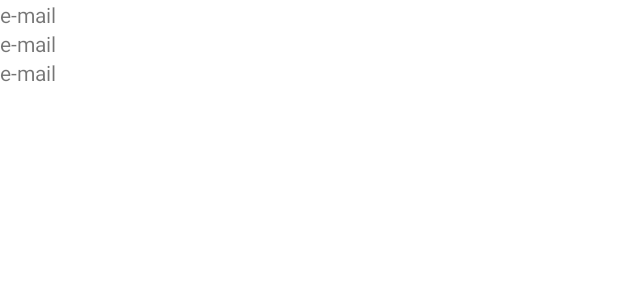
After one commit to YurijM/tote-test-coroutines, an Android app: the layout fragment_admin_emails.xml on its own in the app's theme, with its tools: preview values and no code run, on a phone screen of 412 x 824 dp. The commit adds this screen. Shown: the top 300 px of the screen. Run offline under Robolectric (Android 15) with nearby library versions, the phone set to English and light mode, and no system bars.

Commit message:
Разработка фрагмента администрирования списка разрешённых email-адресов

```diff
--- a/app/src/main/java/com/example/tote_test/firebase/FirebaseRepository.kt
+++ b/app/src/main/java/com/example/tote_test/firebase/FirebaseRepository.kt
@@ -3,10 +3,7 @@ package com.example.tote_test.firebase
 import android.net.Uri
 import androidx.lifecycle.LiveData
 import androidx.lifecycle.MutableLiveData
-import com.example.tote_test.models.GamblerModel
-import com.example.tote_test.models.GameModel
-import com.example.tote_test.models.StakeModel
-import com.example.tote_test.models.TeamModel
+import com.example.tote_test.models.*
 import com.example.tote_test.utils.*
 import com.google.firebase.auth.AuthResult
 import com.google.firebase.auth.FirebaseAuth
@@ -35,6 +32,7 @@ class FirebaseRepository {
     val gambler: LiveData<GamblerModel> = GamblerLiveData()
     val gamblers: LiveData<List<GamblerModel>> = GamblersLiveData()
     val stakes: LiveData<List<StakeModel>> = StakesLiveData()
+    val emails: LiveData<List<EmailModel>> = EmailsLiveData()
 
     init {
         AUTH = FirebaseAuth.getInstance()
--- /dev/null
+++ b/app/src/main/java/com/example/tote_test/models/EmailModel.kt
@@ -0,0 +1,5 @@
+package com.example.tote_test.models
+
+data class EmailModel(
+    val email: String = ""
+)
--- a/app/src/main/java/com/example/tote_test/ui/main/MainActivity.kt
+++ b/app/src/main/java/com/example/tote_test/ui/main/MainActivity.kt
@@ -8,7 +8,6 @@ import androidx.activity.viewModels
 import androidx.appcompat.app.AppCompatActivity
 import androidx.fragment.app.Fragment
 import androidx.fragment.app.FragmentManager
-import androidx.lifecycle.ViewModelProvider
 import androidx.navigation.NavController
 import androidx.navigation.NavDestination
 import androidx.navigation.fragment.NavHostFragment
@@ -24,7 +23,6 @@ class MainActivity : AppCompatActivity() {
     private var navController: NavController? = null
 
     private val viewModel: MainViewModel by viewModels()
-    //private lateinit var viewModel: MainViewModel
 
     private var topLevelDestinations = setOf(
         getMainDestination(),
@@ -42,7 +40,6 @@ class MainActivity : AppCompatActivity() {
     }
 
     private val destinationListener = NavController.OnDestinationChangedListener { _, destination, _ ->
-        toLog("destinationListener: $destination")
         supportActionBar?.title = destination.label
         supportActionBar?.setDisplayHomeAsUpEnabled(!isStartDestination(destination))
     }
@@ -52,7 +49,6 @@ class MainActivity : AppCompatActivity() {
 
         APP_ACTIVITY = this
 
-        //viewModel = ViewModelProvider(this)[MainViewModel::class.java]
         observeGambler()
 
         binding = ActivityMainBinding.inflate(layoutInflater)
@@ -103,7 +99,6 @@ class MainActivity : AppCompatActivity() {
 
     private fun observeGambler() = viewModel.gambler.observe(this) {
         GAMBLER = it
-        toLog("MainActivity -> observeGambler: $GAMBLER")
     }
 
     private fun onNavControllerActivated(navController: NavController) {
--- a/app/src/main/java/com/example/tote_test/ui/main/MainViewModel.kt
+++ b/app/src/main/java/com/example/tote_test/ui/main/MainViewModel.kt
@@ -4,6 +4,7 @@ import androidx.lifecycle.ViewModel
 import com.example.tote_test.utils.REPOSITORY
 
 class MainViewModel : ViewModel() {
+    val emails = REPOSITORY.emails
     val gambler = REPOSITORY.gambler
     val games = REPOSITORY.games
 
--- a/app/src/main/java/com/example/tote_test/ui/tabs/rating/RatingFragment.kt
+++ b/app/src/main/java/com/example/tote_test/ui/tabs/rating/RatingFragment.kt
@@ -5,7 +5,7 @@ import android.view.LayoutInflater
 import android.view.View
 import android.view.ViewGroup
 import androidx.fragment.app.Fragment
-import androidx.lifecycle.ViewModelProvider
+import androidx.fragment.app.viewModels
 import com.example.tote_test.databinding.FragmentRatingBinding
 import com.example.tote_test.models.GamblerModel
 import com.example.tote_test.utils.GAMBLER
@@ -13,7 +13,7 @@ import com.example.tote_test.utils.findTopNavController
 
 class RatingFragment : Fragment() {
     private lateinit var binding: FragmentRatingBinding
-    private lateinit var viewModel: RatingViewModel
+    private val viewModel: RatingViewModel by viewModels()
     private val adapter = RatingAdapter { gambler -> onListItemClick(gambler) }
 
     override fun onCreateView(
@@ -26,8 +26,6 @@ class RatingFragment : Fragment() {
 
         val recyclerView = binding.ratingList
         recyclerView.adapter = adapter
-
-        viewModel = ViewModelProvider(this)[RatingViewModel::class.java]
 
         observeGamblers()
 
--- a/app/src/main/java/com/example/tote_test/utils/consts.kt
+++ b/app/src/main/java/com/example/tote_test/utils/consts.kt
@@ -30,6 +30,7 @@ const val NODE_GAMBLERS = "gamblers"
 const val NODE_GAMES = "games"
 const val NODE_TEAMS = "teams"
 const val NODE_STAKES = "stakes"
+const val NODE_EMAILS = "emails"
 
 var GAMBLER = GamblerModel()
 lateinit var CURRENT_ID: String
--- /dev/null
+++ b/app/src/main/res/layout/fragment_admin_emails.xml
@@ -0,0 +1,19 @@
+<?xml version="1.0" encoding="utf-8"?>
+<androidx.constraintlayout.widget.ConstraintLayout xmlns:android="http://schemas.android.com/apk/res/android"
+    xmlns:app="http://schemas.android.com/apk/res-auto"
+    xmlns:tools="http://schemas.android.com/tools"
+    android:layout_width="match_parent"
+    android:layout_height="wrap_content"
+    tools:context=".ui.admin.emails.AdminEmailsFragment">
+
+    <androidx.recyclerview.widget.RecyclerView
+        android:id="@+id/adminEmailsList"
+        android:layout_width="match_parent"
+        android:layout_height="wrap_content"
+        app:layoutManager="androidx.recyclerview.widget.LinearLayoutManager"
+        app:layout_constraintEnd_toEndOf="parent"
+        app:layout_constraintStart_toStartOf="parent"
+        app:layout_constraintTop_toTopOf="parent"
+        tools:listitem="@layout/item_admin_email" />
+
+</androidx.constraintlayout.widget.ConstraintLayout>
--- /dev/null
+++ b/app/src/main/res/layout/item_admin_email.xml
@@ -0,0 +1,13 @@
+<?xml version="1.0" encoding="utf-8"?>
+<LinearLayout xmlns:android="http://schemas.android.com/apk/res/android"
+    xmlns:tools="http://schemas.android.com/tools"
+    android:layout_width="match_parent"
+    android:layout_height="wrap_content">
+
+    <TextView
+        android:id="@+id/adminEmail"
+        android:layout_width="match_parent"
+        android:layout_height="wrap_content"
+        tools:text="e-mail" />
+
+</LinearLayout>
--- a/app/src/main/res/values/strings.xml
+++ b/app/src/main/res/values/strings.xml
@@ -31,12 +31,13 @@
     <string name="error_team_selection">Должны быть выбраны разные команды</string>
 
     <string name="admin_settings_add_games_success">Расписание успешно обновлено</string>
-    <string name="admin_settings_add_teams_success">Спсок сборных успешно обновлён</string>
+    <string name="admin_settings_add_teams_success">Список сборных успешно обновлён</string>
 
     <string name="sign_in">Войти</string>
     <string name="sign_up">Зарегистрироваться</string>
     <string name="password">Пароль</string>
     <string name="password_confirm">Подтвердить пароль</string>
+    <string name="email_is_not_allowed">email %1$s отсутствует в списке разрешённых</string>
 
     <string name="nickname">НИК</string>
     <string name="family">Фамилия</string>
@@ -51,6 +52,7 @@
 
     <string name="stake_empty">ставка</string>
     <string name="active">активен</string>
+
     <string name="admin">администратор</string>
     <string name="admin_settings_add_games">Добавить расписание игр</string>
     <string name="admin_settings_add_teams">Добавить список сборных</string>
@@ -83,5 +85,6 @@
     <string name="stage">Стадия</string>
     <string name="teams">Команды</string>
     <string name="game_number">Номер матча</string>
+    <string name="allowed_address">Разрешённые адреса</string>
 
 </resources>
```
Also changed, not shown: app/src/main/java/com/example/tote_test/firebase/EmailsLiveData.kt (added, +33 -0 lines), app/src/main/java/com/example/tote_test/ui/admin/emails/AdminEmailsAdapter.kt (added, +51 -0 lines), app/src/main/java/com/example/tote_test/ui/admin/emails/AdminEmailsFragment.kt (added, +44 -0 lines), app/src/main/java/com/example/tote_test/ui/admin/settings/AdminSettingsFragment.kt (+20 -3 lines), app/src/main/java/com/example/tote_test/ui/auth/SignUpFragment.kt (+15 -1 lines), app/src/main/res/navigation/admin_graph.xml (+15 -6 lines).
